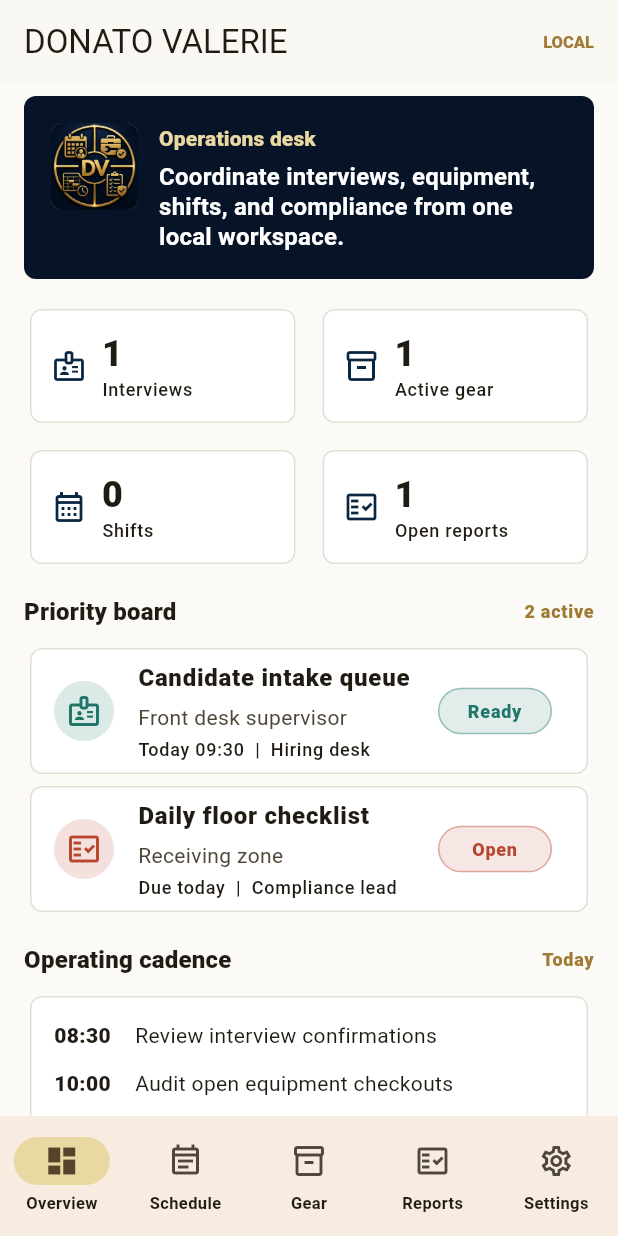
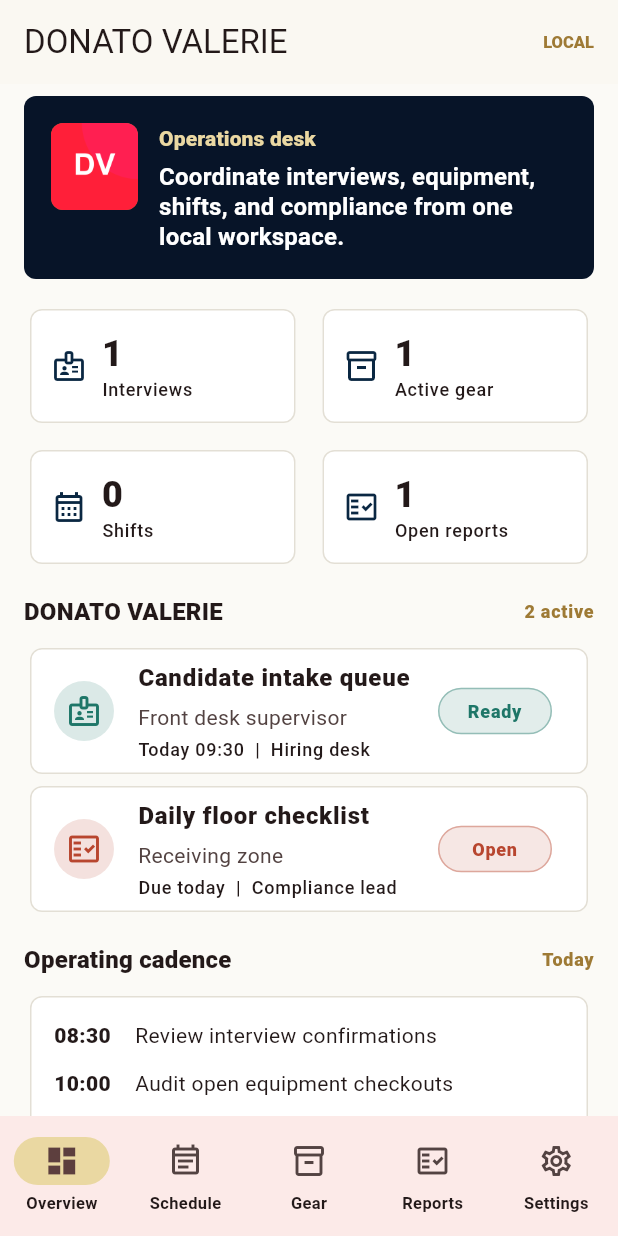
Before and after one commit to EOOrga/68d9d1251299230338fc3f5f, a Flutter app: the screen it shows after launch, on a phone screen of 412 x 824 dp. Run offline on Flutter 3.47's test engine with Material 3 defaults, Android fonts, the phone set to English and light mode, and no system bars; our stand-ins replace shared_preferences.

Commit message:
Create Flutter variant com.srbekliy.donatovalerie

```diff
--- a/lib/main.dart
+++ b/lib/main.dart
@@ -20,7 +20,7 @@
 
   @override
   Widget build(BuildContext context) {
-    const seed = Color(0xFF9E7A35);
+    const seed = Color(0xFFFF1F39);
     final scheme = ColorScheme.fromSeed(
       seedColor: seed,
       brightness: Brightness.light,
@@ -383,7 +383,7 @@
         ),
         const SizedBox(height: 16),
         SectionTitle(
-          title: 'Priority board',
+          title: 'DONATO VALERIE',
           actionText: '${priorities.length} active',
         ),
         if (priorities.isEmpty)
--- a/pubspec.yaml
+++ b/pubspec.yaml
@@ -1,4 +1,4 @@
-name: donato_valerie
+name: donatovalerie
 description: "Local operations workflow app for DONATO VALERIE."
 publish_to: 'none'
 
@@ -28,5 +28,5 @@
   android: true
   ios: false
   image_path: "docs/icon.png"
-  adaptive_icon_background: "#071428"
-  adaptive_icon_foreground: "docs/icon.png"
+  adaptive_icon_background: "#FF1FB1"
+  adaptive_icon_foreground: docs/icon.png
```
Also changed, not shown: docs/icon.png, 12 other files.
